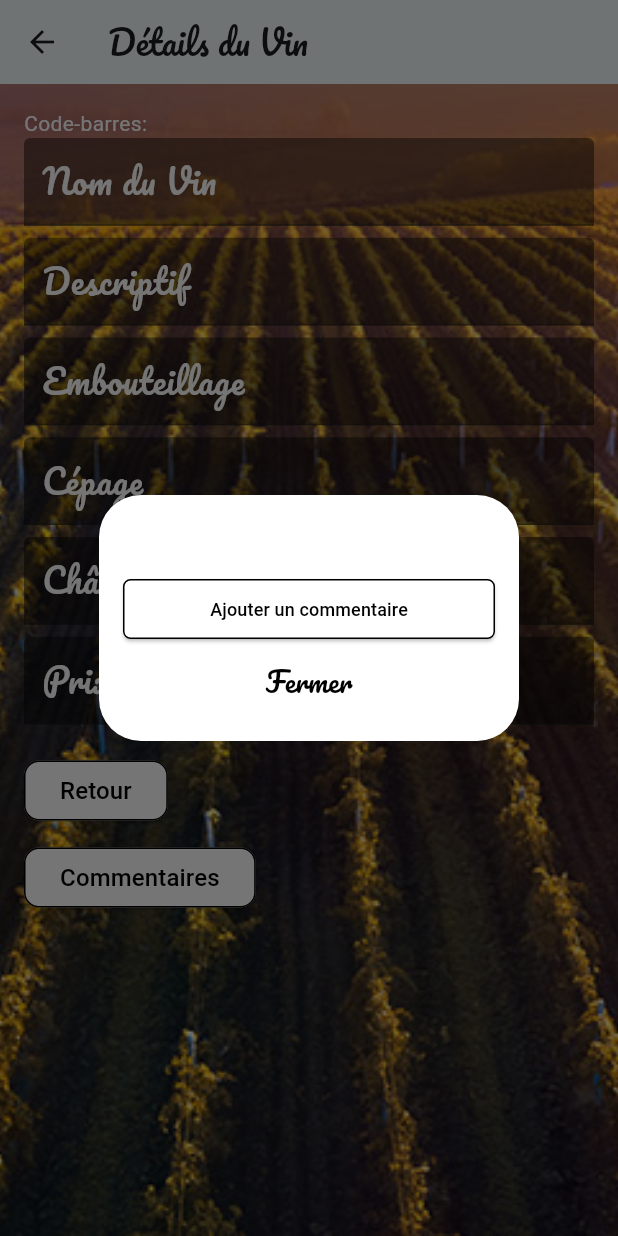
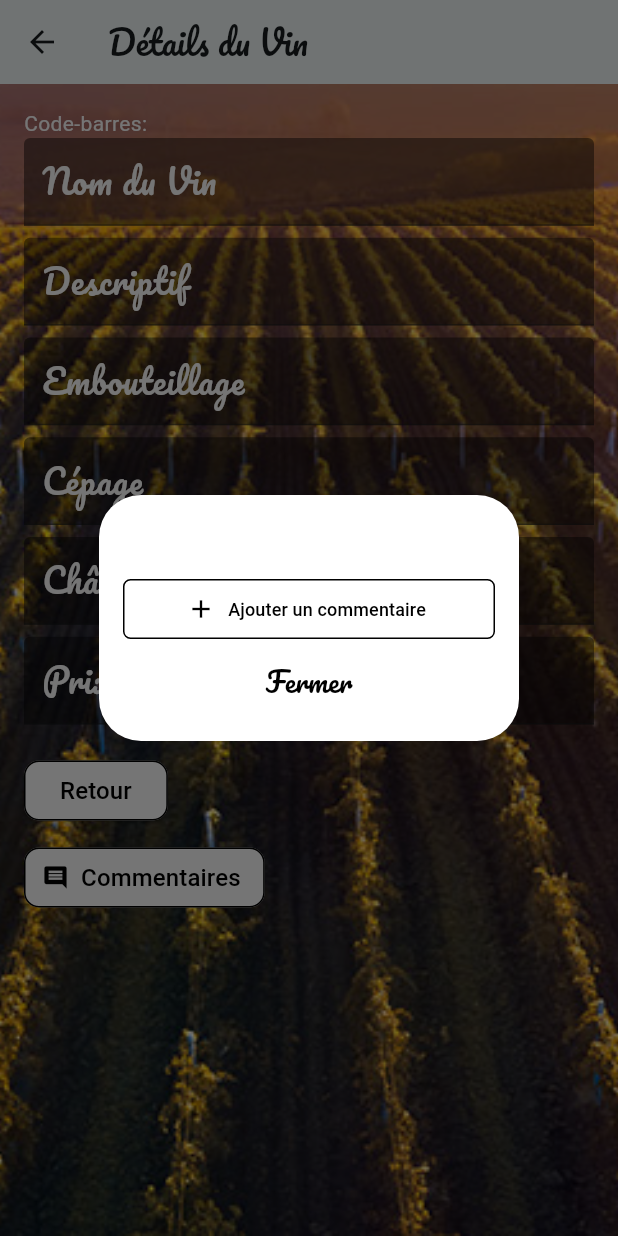
Before and after one commit to abdelouahedKanouni/ShazamDeVin, a Flutter app: the WineDetailsPage screen opened directly with empty values, after a tap on "Commentaires", on a phone screen of 412 x 824 dp. Run offline on Flutter 3.47's test engine with Material 3 defaults, Android fonts, the light colour scheme and no system bars; our stand-ins replace flutter_rating_bar, fluttertoast, google_fonts, shared_preferences; missing offline and left inert: barcode_scan2, qr_code_scanner; accounts and stored records are empty; network calls fail.

Commit message:
Icone commentaire et ajout commentaire

```diff
--- a/lib/models/GlobalData.dart
+++ b/lib/models/GlobalData.dart
@@ -1,7 +1,7 @@
 import 'package:http/http.dart';
 
 class GlobalData{
- static const  String server = 'http://192.168.1.27:8080';
+ static const  String server = 'http://10.0.2.2:8080';
  static String cookie = '';
 
  static void updateCookieSession(Response response) {
--- a/lib/screens/wine_details.dart
+++ b/lib/screens/wine_details.dart
@@ -246,23 +246,28 @@ class _WineDetailsPageState extends State<WineDetailsPage> {
                       ),
               ],
               const SizedBox(height: 10.0),
-              ElevatedButton(
+              TextButton.icon(
                 onPressed: () {
                   _showComments();
                 },
-                style: ElevatedButton.styleFrom(
-                  primary: Colors.white,
-                  onPrimary: Colors.black,
+                style: TextButton.styleFrom(
+                  primary: Colors.black,
+                  backgroundColor: Colors.white,
                   shape: RoundedRectangleBorder(
                     borderRadius: BorderRadius.circular(10.0),
                     side: BorderSide(color: Colors.black),
                   ),
                 ),
-                child: const Text(
+                icon: const Icon(
+                  Icons.comment,
+                  color: Colors.black,
+                ),
+                label: const Text(
                   'Commentaires',
                   style: TextStyle(
                     fontFamily: 'Roboto',
                     fontSize: 16.0,
+                    color: Colors.black,
                   ),
                 ),
               ),
@@ -389,27 +394,34 @@ class _WineDetailsPageState extends State<WineDetailsPage> {
                 crossAxisAlignment: CrossAxisAlignment.start,
                 children: userSections, // Afficher les sections des utilisateurs
               ),
-            ElevatedButton(
+            TextButton.icon(
               onPressed: () {
                 _addComment();
               },
-              style: ElevatedButton.styleFrom(
-                primary: Colors.white,
-                onPrimary: Colors.black,
+              style: TextButton.styleFrom(
+                primary: Colors.black,
+                backgroundColor: Colors.white,
                 shape: RoundedRectangleBorder(
                   borderRadius: BorderRadius.circular(5.0),
                   side: BorderSide(color: Colors.black),
                 ),
                 fixedSize: Size(10.0, 30.0),
               ),
-              child: const Text(
-                  'Ajouter un commentaire',
-                  style: TextStyle(
-                    fontSize: 12.0,
-                    fontFamily: 'Roboto',
-                  )
+              icon: const Icon(
+                Icons.add,
+                color: Colors.black,
+                size: 20.0,
+              ),
+              label: const Text(
+                'Ajouter un commentaire',
+                style: TextStyle(
+                  fontSize: 12.0,
+                  fontFamily: 'Roboto',
+                  color: Colors.black,
+                ),
               ),
             ),
+
             TextButton(
               onPressed: () {
                 Navigator.of(context).pop();
```
Also changed, not shown: pubspec.lock, 1 other file.
